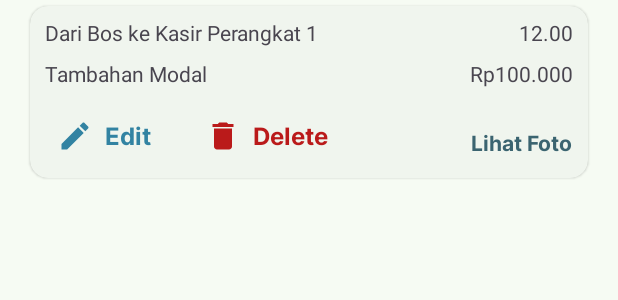
After one commit to notsatria/pos-app-nutapos, an Android app: the layout item_uang_masuk_card.xml on its own in the app's theme, with its tools: preview values and no code run, on a phone screen of 412 x 824 dp. The commit adds this screen. Shown: the top 300 px of the screen. Run offline under Robolectric (Android 15) with nearby library versions, the phone set to English and light mode, and no system bars.

Commit message:
feat: modify fragment_daftar_uang_masuk.xml and create item_uang_masuk_card.xml

```diff
--- a/app/src/main/AndroidManifest.xml
+++ b/app/src/main/AndroidManifest.xml
@@ -10,7 +10,7 @@
         android:label="@string/app_name"
         android:roundIcon="@mipmap/ic_launcher_round"
         android:supportsRtl="true"
-        android:theme="@style/Theme.POSApp"
+        android:theme="@style/AppTheme"
         tools:targetApi="31">
         <activity
             android:name=".ui.main.MainActivity"
--- /dev/null
+++ b/app/src/main/res/drawable/ic_calendar.xml
@@ -0,0 +1,5 @@
+<vector xmlns:android="http://schemas.android.com/apk/res/android" android:height="24dp" android:tint="#000000" android:viewportHeight="24" android:viewportWidth="24" android:width="24dp">
+
+    <path android:fillColor="@android:color/white" android:pathData="M19,4h-1V2h-2v2H8V2H6v2H5C3.89,4 3.01,4.9 3.01,6L3,20c0,1.1 0.89,2 2,2h14c1.1,0 2,-0.9 2,-2V6C21,4.9 20.1,4 19,4zM19,20H5V10h14V20zM9,14H7v-2h2V14zM13,14h-2v-2h2V14zM17,14h-2v-2h2V14zM9,18H7v-2h2V18zM13,18h-2v-2h2V18zM17,18h-2v-2h2V18z"/>
+
+</vector>
--- /dev/null
+++ b/app/src/main/res/drawable/ic_delete.xml
@@ -0,0 +1,5 @@
+<vector xmlns:android="http://schemas.android.com/apk/res/android" android:height="24dp" android:tint="#000000" android:viewportHeight="24" android:viewportWidth="24" android:width="24dp">
+
+    <path android:fillColor="@android:color/white" android:pathData="M6,19c0,1.1 0.9,2 2,2h8c1.1,0 2,-0.9 2,-2V7H6v12zM19,4h-3.5l-1,-1h-5l-1,1H5v2h14V4z"/>
+
+</vector>
--- /dev/null
+++ b/app/src/main/res/drawable/ic_edit.xml
@@ -0,0 +1,5 @@
+<vector xmlns:android="http://schemas.android.com/apk/res/android" android:height="24dp" android:tint="#000000" android:viewportHeight="24" android:viewportWidth="24" android:width="24dp">
+
+    <path android:fillColor="@android:color/white" android:pathData="M3,17.25V21h3.75L17.81,9.94l-3.75,-3.75L3,17.25zM20.71,7.04c0.39,-0.39 0.39,-1.02 0,-1.41l-2.34,-2.34c-0.39,-0.39 -1.02,-0.39 -1.41,0l-1.83,1.83 3.75,3.75 1.83,-1.83z"/>
+
+</vector>
--- /dev/null
+++ b/app/src/main/res/layout/item_uang_masuk_card.xml
@@ -0,0 +1,124 @@
+<?xml version="1.0" encoding="utf-8"?>
+<com.google.android.material.card.MaterialCardView xmlns:android="http://schemas.android.com/apk/res/android"
+    xmlns:app="http://schemas.android.com/apk/res-auto"
+    xmlns:tools="http://schemas.android.com/tools"
+    style="@style/Widget.Material3.CardView.Elevated"
+    android:layout_width="match_parent"
+    android:layout_height="wrap_content"
+    android:layout_marginHorizontal="20dp"
+    android:layout_marginTop="4dp"
+    android:layout_marginBottom="8dp"
+    android:elevation="4dp">
+
+    <androidx.constraintlayout.widget.ConstraintLayout
+        android:layout_width="match_parent"
+        android:layout_height="match_parent"
+        android:background="?android:attr/selectableItemBackground"
+        android:paddingHorizontal="10dp"
+        android:paddingVertical="8dp">
+
+        <TextView
+            android:id="@+id/tvMasukKe"
+            android:layout_width="wrap_content"
+            android:layout_height="wrap_content"
+            android:text="Dari Bos ke Kasir Perangkat 1"
+            app:layout_constraintStart_toStartOf="parent"
+            app:layout_constraintTop_toTopOf="parent" />
+
+        <TextView
+            android:id="@+id/tvJam"
+            android:layout_width="wrap_content"
+            android:layout_height="wrap_content"
+            android:text="12.00"
+            app:layout_constraintEnd_toEndOf="parent"
+            app:layout_constraintTop_toTopOf="parent" />
+
+        <TextView
+            android:id="@+id/tvKeterangan"
+            android:layout_width="wrap_content"
+            android:layout_height="wrap_content"
+            android:layout_marginTop="8dp"
+            android:text="Tambahan Modal"
+            app:layout_constraintStart_toStartOf="parent"
+            app:layout_constraintTop_toBottomOf="@id/tvMasukKe" />
+
+        <TextView
+            android:id="@+id/tvJumlah"
+            android:layout_width="wrap_content"
+            android:layout_height="wrap_content"
+            android:layout_marginTop="8dp"
+            android:text="Rp100.000"
+            app:layout_constraintEnd_toEndOf="parent"
+            app:layout_constraintTop_toBottomOf="@id/tvJam" />
+
+        <LinearLayout
+            android:id="@+id/btnEdit"
+            android:layout_width="wrap_content"
+            android:layout_height="wrap_content"
+            android:layout_marginTop="12dp"
+            android:background="?android:attr/selectableItemBackground"
+            android:padding="8dp"
+            app:layout_constraintStart_toStartOf="parent"
+            app:layout_constraintTop_toBottomOf="@id/tvKeterangan">
+
+            <ImageView
+                android:layout_width="24dp"
+                android:layout_height="24dp"
+                android:src="@drawable/ic_edit"
+                app:tint="@color/blue" />
+
+            <TextView
+                android:layout_width="wrap_content"
+                android:layout_height="wrap_content"
+                android:layout_marginStart="8dp"
+                android:text="Edit"
+                android:textAppearance="@style/Inter.Bold"
+                android:textColor="@color/blue"
+                android:textSize="16sp" />
+
+        </LinearLayout>
+
+        <LinearLayout
+            android:id="@+id/btnDelete"
+            android:layout_width="wrap_content"
+            android:layout_height="wrap_content"
+            android:layout_marginStart="20dp"
+            android:layout_marginTop="12dp"
+            android:background="?android:attr/selectableItemBackground"
+            android:padding="8dp"
+            app:layout_constraintStart_toEndOf="@id/btnEdit"
+            app:layout_constraintTop_toBottomOf="@id/tvKeterangan">
+
+            <ImageView
+                android:layout_width="24dp"
+                android:layout_height="24dp"
+                android:src="@drawable/ic_delete"
+                app:tint="@color/md_theme_error" />
+
+            <TextView
+                android:layout_width="wrap_content"
+                android:layout_height="wrap_content"
+                android:layout_marginStart="8dp"
+                android:text="Delete"
+                android:textAppearance="@style/Inter.Bold"
+                android:textColor="@color/md_theme_error"
+                android:textSize="16sp" />
+
+        </LinearLayout>
+
+        <TextView
+            android:id="@+id/btnLihatFoto"
+            android:layout_width="wrap_content"
+            android:layout_height="wrap_content"
+            android:layout_marginTop="8dp"
+            android:text="Lihat Foto"
+            style="@style/Inter.Bold"
+            android:textColor="@color/md_theme_tertiary"
+            app:layout_constraintBottom_toBottomOf="@id/btnDelete"
+            app:layout_constraintEnd_toEndOf="parent"
+            app:layout_constraintTop_toTopOf="@id/btnDelete" />
+
+    </androidx.constraintlayout.widget.ConstraintLayout>
+
+
+</com.google.android.material.card.MaterialCardView>
--- a/app/src/main/res/values/themes.xml
+++ b/app/src/main/res/values/themes.xml
@@ -47,7 +47,29 @@
         <item name="colorSurfaceContainer">@color/md_theme_surfaceContainer</item>
         <item name="colorSurfaceContainerHigh">@color/md_theme_surfaceContainerHigh</item>
         <item name="colorSurfaceContainerHighest">@color/md_theme_surfaceContainerHighest</item>
+
     </style>
 
-    <style name="Theme.POSApp" parent="Base.Theme.POSApp" />
+    <style name="Theme.POSApp" parent="AppTheme" />
+
+    <style name="Inter">
+        <item name="android:fontFamily">@font/inter_regular</item>
+        <item name="android:textSize">14sp</item>
+    </style>
+
+    <style name="Inter.Light">
+        <item name="android:fontFamily">@font/inter_light</item>
+    </style>
+
+    <style name="Inter.Medium">
+        <item name="android:fontFamily">@font/inter_medium</item>
+    </style>
+
+    <style name="Inter.SemiBold">
+        <item name="android:fontFamily">@font/inter_semibold</item>
+    </style>
+
+    <style name="Inter.Bold">
+        <item name="android:fontFamily">@font/inter_bold</item>
+    </style>
 </resources>
```
Also changed, not shown: app/src/main/res/layout/fragment_daftar_uang_masuk.xml (+96 -4 lines), app/src/main/res/values/colors.xml (+95 -94 lines), app/src/main/res/font/inter_bold.ttf (added), app/src/main/res/font/inter_light.ttf (added), app/src/main/res/font/inter_medium.ttf (added), app/src/main/res/font/inter_regular.ttf (added), app/src/main/res/font/inter_semibold.ttf (added).
